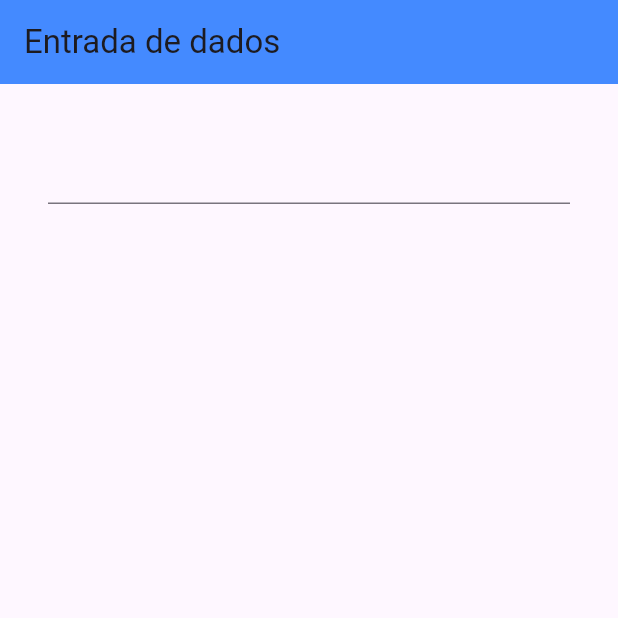
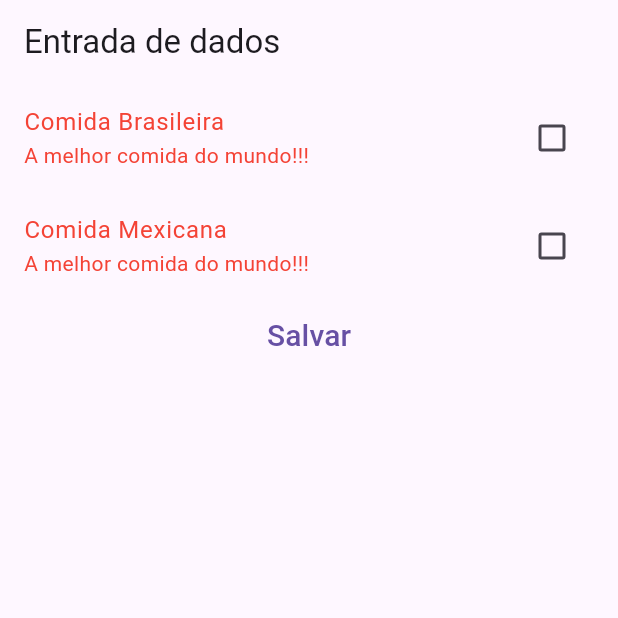
Before and after one commit to yurisantos-y/aplicativos-flutter, a Flutter app: the screen it shows after launch, on a phone screen of 412 x 824 dp, the top half of it. Run offline on Flutter 3.47's test engine with Material 3 defaults, Android fonts, the phone set to English and light mode, and no system bars.

Commit message:
Checkbox em flutter

```diff
--- /dev/null
+++ b/entrada_dados/lib/EntradaCheckbox.dart
@@ -0,0 +1,81 @@
+import 'package:flutter/material.dart';
+
+class EntradaCheckbox extends StatefulWidget {
+  const EntradaCheckbox({super.key});
+
+  @override
+  State<EntradaCheckbox> createState() => _EntradaCheckboxState();
+}
+
+class _EntradaCheckboxState extends State<EntradaCheckbox> {
+
+  bool _comidaBrasileira = false;
+  bool _comidaMexicana   = false;
+
+  @override
+  Widget build(BuildContext context) {
+    return Scaffold(
+      appBar: AppBar(
+        title: Text("Entrada de dados"),
+      ),
+      body: Container(
+        child: Column(
+          children: <Widget>[
+
+            CheckboxListTile(
+              title: Text("Comida Brasileira"),
+                subtitle: Text("A melhor comida do mundo!!!"),
+                activeColor: Colors.red,
+                selected: true,
+                value: _comidaBrasileira,
+                onChanged: (bool? valor) {
+                if (valor != null) {
+                  setState(() {
+                    _comidaBrasileira = valor;
+                  });
+                }
+                }),
+
+            CheckboxListTile(
+                title: Text("Comida Mexicana"),
+                subtitle: Text("A melhor comida do mundo!!!"),
+                activeColor: Colors.red,
+                selected: true,
+                value: _comidaMexicana,
+                onChanged: (bool? valor) {
+                  if (valor != null) {
+                    setState(() {
+                      _comidaMexicana = valor;
+                    });
+                  }
+                }),
+
+            TextButton(
+                onPressed: (){
+                  print("Comida Brasileira: " + _comidaBrasileira.toString() +
+                  " Comida Mexicana: " + _comidaMexicana.toString() );
+                },
+                child: Text("Salvar",
+                  style: TextStyle(
+                    fontSize: 20
+                ),
+              ),
+            )
+
+
+            /*
+            Text("Comida Brasileira"),
+            Checkbox(
+              value: _estaSelecionado,
+              onChanged: (bool){
+                setState(() {
+                  _estaSelecionado =
+                });
+
+            },)             */
+          ],
+        ),
+      ),
+    );
+  }
+}
--- a/entrada_dados/lib/main.dart
+++ b/entrada_dados/lib/main.dart
@@ -1,10 +1,12 @@
 import 'package:entrada_dados/CampoTexto.dart';
+import 'package:entrada_dados/EntradaCheckbox.dart';
 import 'package:flutter/material.dart';
 
 void main() {
   runApp(
     MaterialApp(
-      home: CampoTexto(),
+      //home: CampoTexto(),
+      home: EntradaCheckbox(),
     )
   );
 }
```
